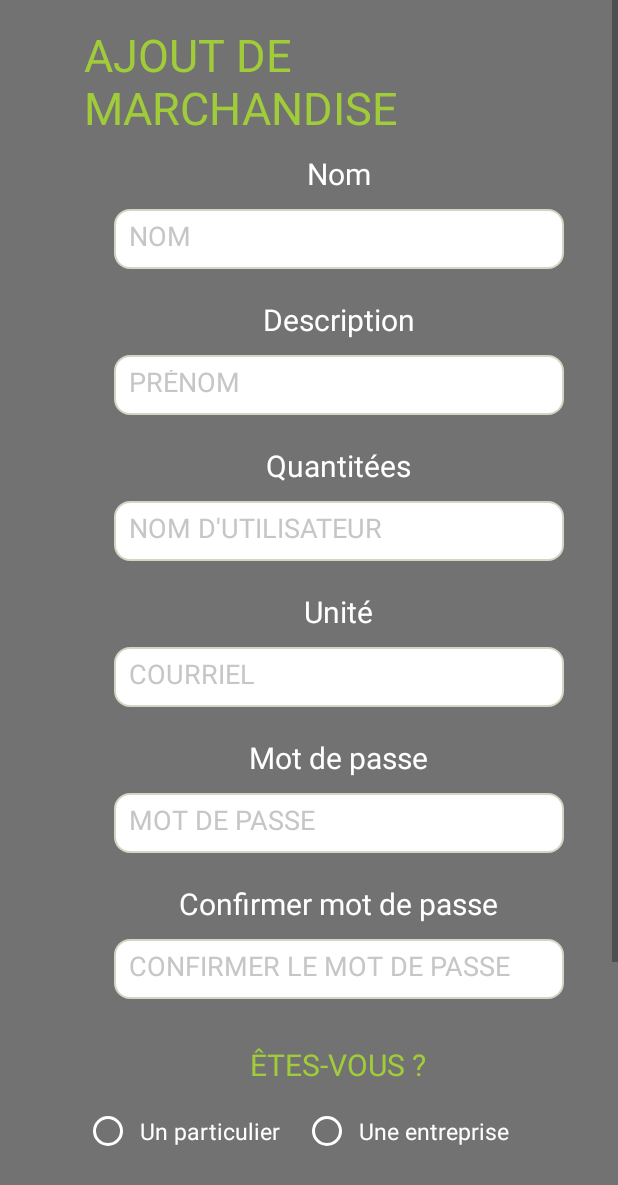
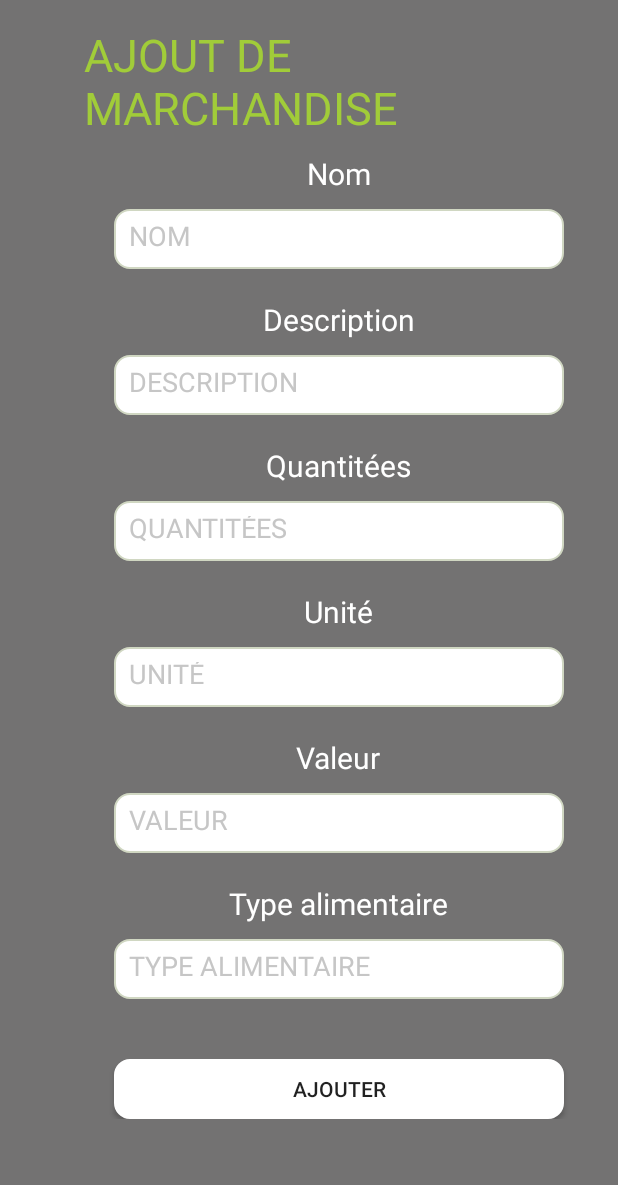
Before and after one commit to PAMCollegeShawinigan/Hippie, an Android app: the layout ajout_marchandise.xml on its own in the app's theme, with its tools: preview values and no code run, on a phone screen of 412 x 824 dp. Shown: the top 1185 px of the screen. Run offline under Robolectric (Android 15) with nearby library versions, the phone set to English and light mode, and no system bars.

Commit message:
AJOUT MARCHANDISE

```diff
--- a/Source/CodeNameHippie/app/src/main/res/layout/ajout_marchandise.xml
+++ b/Source/CodeNameHippie/app/src/main/res/layout/ajout_marchandise.xml
@@ -26,7 +26,7 @@
 
 
             <TextView
-                android:id="@+id/tv_infoConnexion"
+                android:id="@+id/tvAjoutMarchandise"
                 android:layout_width="wrap_content"
                 android:layout_height="wrap_content"
                 android:text="AJOUT DE MARCHANDISE"
@@ -41,17 +41,19 @@
                 android:paddingTop="10dp"
                 android:textSize="20sp"
                 android:text="Nom"
-                android:textColor="#ffffff" />
+                android:textColor="#ffffff"
+                android:id="@+id/tvNomMarchandise" />
 
             <EditText
-                android:id="@+id/etInscriptionNom"
+                android:id="@+id/etNomMarchandise"
                 android:layout_width="300dp"
                 android:layout_height="40dp"
                 android:layout_marginBottom="10dp"
                 android:background="@drawable/element"
                 android:hint="NOM"
                 android:padding="10dp"
-                android:textColorHint="#c6c6c6"/>
+                android:textColorHint="#c6c6c6"
+                android:nextFocusForward="@+id/etDescMarchandise"/>
 
             <TextView
                 android:layout_width="wrap_content"
@@ -60,20 +62,22 @@
                 android:paddingTop="10dp"
                 android:textSize="20sp"
                 android:text="Description"
-                android:textColor="#ffffff" />
+                android:textColor="#ffffff"
+                android:id="@+id/tvDescMarchandise" />
 
             <EditText
-                android:id="@+id/etInscriptionPrenom"
+                android:id="@+id/etDescMarchandise"
                 android:layout_width="300dp"
                 android:layout_height="40dp"
                 android:layout_marginBottom="10dp"
                 android:background="@drawable/element"
-                android:hint="PRÉNOM"
+                android:hint="DESCRIPTION"
                 android:padding="10dp"
-                android:textColorHint="#c6c6c6"/>
+                android:textColorHint="#c6c6c6"
+                android:nextFocusForward="@+id/etQteeMarchandise"/>
 
             <TextView
-                android:id="@+id/tvUsername"
+                android:id="@+id/tvQteeMarchandise"
                 android:layout_width="wrap_content"
                 android:layout_height="wrap_content"
                 android:paddingBottom="10dp"
@@ -83,14 +87,15 @@
                 android:textColor="#ffffff" />
 
             <EditText
-                android:id="@+id/etUsername"
+                android:id="@+id/etQteeMarchandise"
                 android:layout_width="300dp"
                 android:layout_height="40dp"
                 android:layout_marginBottom="10dp"
                 android:background="@drawable/element"
-                android:hint="NOM D&apos;UTILISATEUR"
+                android:hint="QUANTITÉES"
                 android:padding="10dp"
-                android:textColorHint="#c6c6c6"/>
+                android:textColorHint="#c6c6c6"
+                android:nextFocusForward="@+id/etUniteMarchandise"/>
 
             <TextView
                 android:layout_width="wrap_content"
@@ -100,17 +105,19 @@
                 android:text="Unité"
                 android:textSize="20sp"
                 android:textColorHint="#c6c6c6"
-                android:textColor="#ffffff" />
+                android:textColor="#ffffff"
+                android:id="@+id/tvUniteMarchandise" />
 
             <EditText
-                android:id="@+id/etCourriel"
+                android:id="@+id/etUniteMarchandise"
                 android:layout_width="300dp"
                 android:layout_height="40dp"
                 android:layout_marginBottom="10dp"
                 android:background="@drawable/element"
-                android:hint="COURRIEL"
+                android:hint="UNITÉ"
                 android:padding="10dp"
-                android:textColorHint="#c6c6c6"/>
+                android:textColorHint="#c6c6c6"
+                android:nextFocusForward="@+id/etValeurMarchandise"/>
 
             <TextView
                 android:layout_width="wrap_content"
@@ -118,19 +125,21 @@
                 android:paddingBottom="10dp"
                 android:paddingTop="10dp"
                 android:textSize="20sp"
-                android:text="Mot de passe"
-                android:textColor="#ffffff" />
+                android:text="Valeur"
+                android:textColor="#ffffff"
+                android:id="@+id/tvValeurMarchandise" />
 
             <EditText
-                android:id="@+id/etPassword"
+                android:id="@+id/etValeurMarchandise"
                 android:layout_width="300dp"
                 android:layout_height="40dp"
                 android:layout_marginBottom="10dp"
                 android:background="@drawable/element"
-                android:hint="MOT DE PASSE"
+                android:hint="VALEUR"
                 android:inputType="textPassword"
                 android:padding="10dp"
-                android:textColorHint="#c6c6c6"/>
+                android:textColorHint="#c6c6c6"
+                android:nextFocusForward="@+id/etTypeMarchandise"/>
 
             <TextView
                 android:layout_width="wrap_content"
@@ -138,89 +147,30 @@
                 android:paddingBottom="10dp"
                 android:paddingTop="10dp"
                 android:textSize="20sp"
-                android:text="Confirmer mot de passe"
-                android:textColor="#ffffff" />
+                android:text="Type alimentaire"
+                android:textColor="#ffffff"
+                android:id="@+id/tvTypeMarchandise" />
 
             <EditText
-                android:id="@+id/etConfirmPassword"
+                android:id="@+id/etTypeMarchandise"
                 android:layout_width="300dp"
                 android:layout_height="40dp"
                 android:layout_marginBottom="10dp"
                 android:background="@drawable/element"
-                android:hint="CONFIRMER LE MOT DE PASSE"
+                android:hint="TYPE ALIMENTAIRE"
                 android:inputType="textPassword"
                 android:padding="10dp"
-                android:textColorHint="#c6c6c6"/>
-
-            <TextView
-                android:id="@+id/textView"
-                android:layout_width="wrap_content"
-                android:layout_height="wrap_content"
-                android:text="ÊTES-VOUS ?"
-                android:textAppearance="?android:attr/textAppearanceLarge"
-                android:textSize="20sp"
-                android:paddingBottom="10dp"
-                android:paddingTop="20dp"
-                android:textColor="#A1CC39" />
-
-            <LinearLayout
-                android:layout_width="match_parent"
-                android:layout_height="match_parent"
-                android:gravity="center_horizontal"
-                android:orientation="horizontal">
-
-                <RadioButton
-                    android:id="@+id/rbParticulier"
-                    android:layout_width="wrap_content"
-                    android:layout_height="wrap_content"
-                    android:buttonTint="#ffffff"
-                    android:checked="false"
-                    android:textSize="15sp"
-                    android:text="Un particulier"
-                    android:textColor="#ffffff"
-                    android:paddingLeft="5dp"
-                    android:paddingTop="10dp"
-                    android:paddingRight="15dp"
-                    android:paddingBottom="10dp" />
-
-                <RadioButton
-                    android:id="@+id/rbEntreprise"
-                    android:layout_width="wrap_content"
-                    android:layout_height="wrap_content"
-                    android:buttonTint="#ffffff"
-                    android:checked="false"
-                    android:textSize="15sp"
-                    android:text="Une entreprise"
-                    android:textColor="#ffffff"
-                    android:paddingLeft="5dp"
-                    android:paddingTop="10dp"
-                    android:paddingRight="15dp"
-                    android:paddingBottom="10dp" />
-
-                <RadioButton
-                    android:id="@+id/rbOrganisme"
-                    android:layout_width="wrap_content"
-                    android:layout_height="wrap_content"
-                    android:buttonTint="#ffffff"
-                    android:checked="false"
-                    android:textSize="15sp"
-                    android:text="Un organisme"
-                    android:textColor="#ffffff"
-                    android:paddingLeft="5dp"
-                    android:paddingTop="10dp"
-                    android:paddingRight="15dp"
-                    android:paddingBottom="10dp" />
-
-            </LinearLayout>
+                android:textColorHint="#c6c6c6"
+                android:imeOptions="actionDone"/>
 
 
             <Button
-                android:id="@+id/bLogin"
+                android:id="@+id/bAjoutMarchandise"
                 android:layout_width="300dp"
                 android:layout_height="40dp"
                 android:layout_marginTop="30dp"
                 android:background="@drawable/button"
-                android:text="Connexion" />
+                android:text="Ajouter" />
 
         </LinearLayout>
 
```
